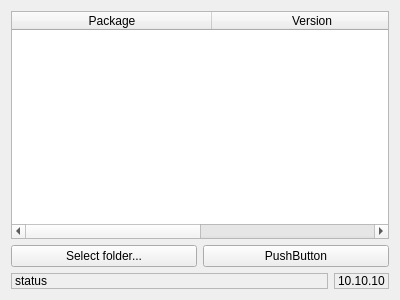
Old version of the form mainwidget.ui in the repository tarpaha/pacheck.
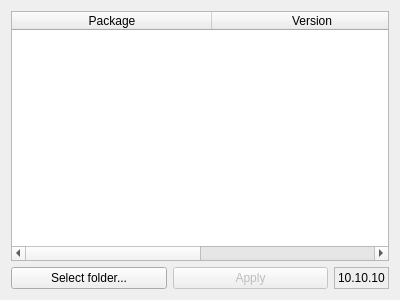
New version of the form.

Commit message: status label removed, added label for "Apply" button

Diff of the .ui file:
```diff
--- a/mainwidget.ui
+++ b/mainwidget.ui
@@ -66,25 +66,12 @@
           </widget>
          </item>
          <item>
-          <widget class="QPushButton" name="pushButton_2">
-           <property name="text">
-            <string>PushButton</string>
+          <widget class="QPushButton" name="applyChangesButton">
+           <property name="enabled">
+            <bool>false</bool>
            </property>
-          </widget>
-         </item>
-        </layout>
-       </item>
-      </layout>
-     </item>
-     <item>
-      <layout class="QHBoxLayout" name="statusLayout">
-       <item>
-        <widget class="QLabel" name="statusLabel">
-         <property name="frameShape">
-          <enum>QFrame::StyledPanel</enum>
-         </property>
          <property name="text">
-          <string>status</string>
+            <string>Apply</string>
          </property>
         </widget>
        </item>
@@ -103,6 +90,8 @@
           <string>10.10.10</string>
          </property>
         </widget>
+         </item>
+        </layout>
        </item>
       </layout>
      </item>
```
Lines whose indentation alone changed are shown as unchanged.
